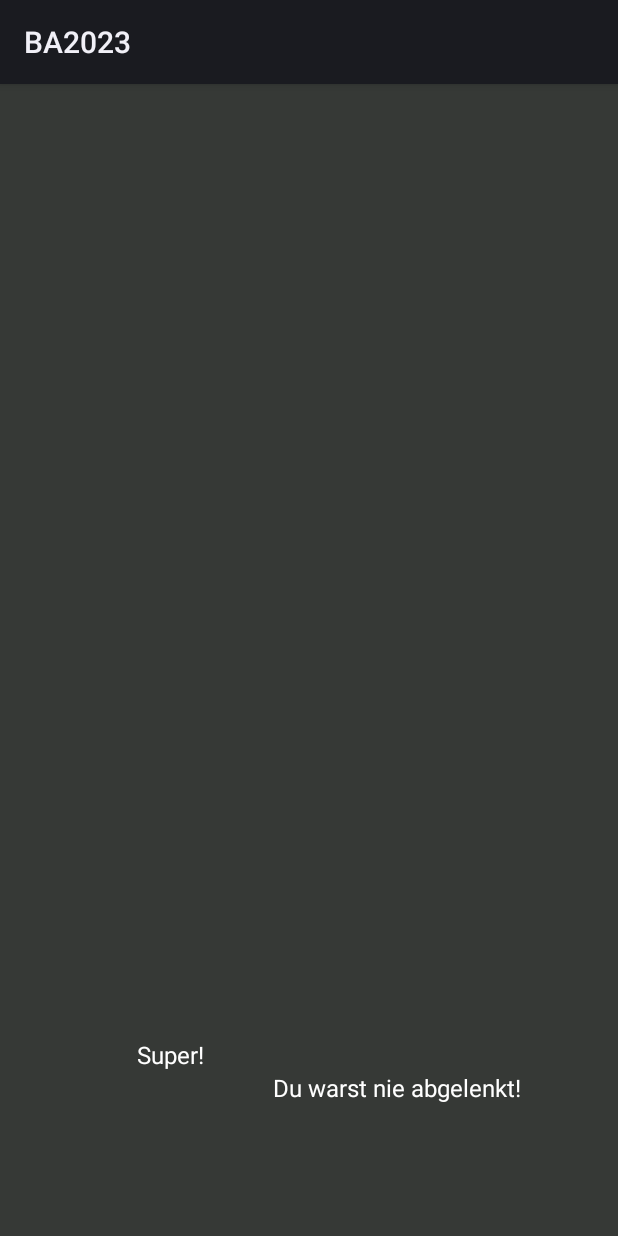
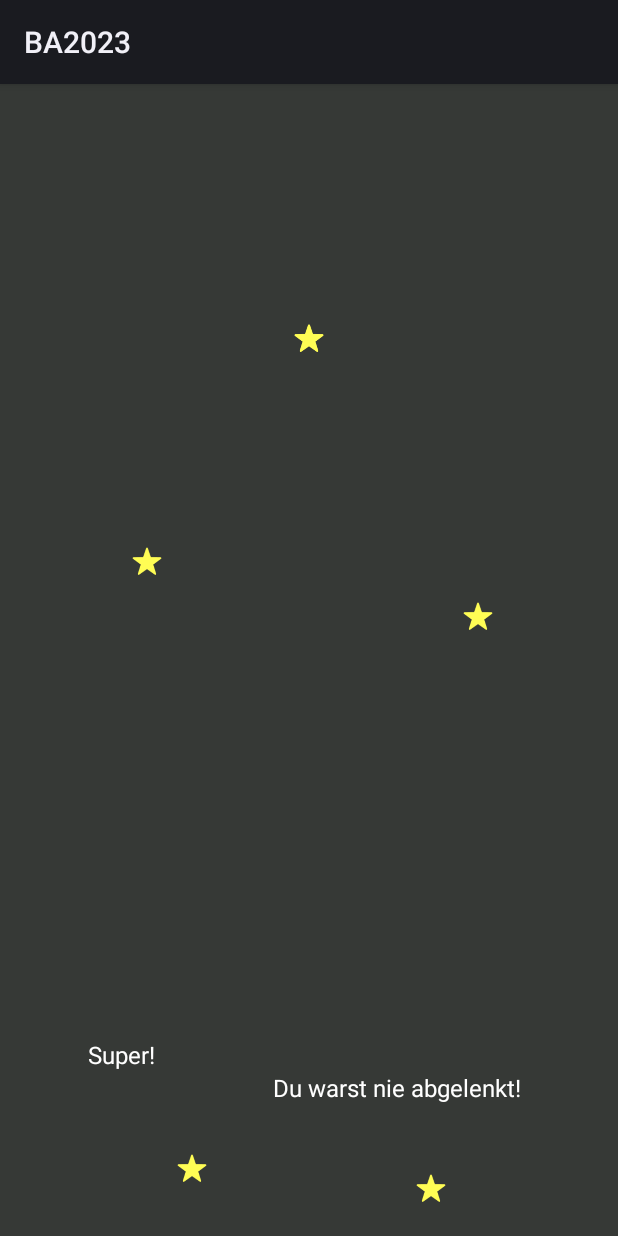
Before and after one commit to goodtho/BA2023, an Android app: the FeedbackActivity screen opened directly, with no data from a screen before it, on a phone screen of 412 x 824 dp. Run offline under Robolectric (Android 15) with nearby library versions, the phone set to English and light mode, and no system bars; plain views replace BoxInsetLayout.

```diff
--- a/app/src/main/java/com/example/ba2023/MainActivity.kt
+++ b/app/src/main/java/com/example/ba2023/MainActivity.kt
@@ -3,6 +3,7 @@ package com.example.ba2023
 import android.content.Intent
 import android.os.Bundle
 import com.example.ba2023.databinding.ActivityMainBinding
+import com.example.ba2023.model.CountDownModel
 import com.example.ba2023.model.CycleUtil
 
 class MainActivity : ScreenActivity() {
@@ -27,5 +28,6 @@ class MainActivity : ScreenActivity() {
 
         //load Cycle for the exercises
         CycleUtil.loadCycleFromConfig(this)
+        CountDownModel.setCaller(this.javaClass.name)
     }
 }
--- a/app/src/main/java/com/example/ba2023/WritingActivity.kt
+++ b/app/src/main/java/com/example/ba2023/WritingActivity.kt
@@ -23,7 +23,9 @@ class WritingActivity : ScreenActivity() {
 
         setUpSettingsClickListener(settingIcon,this.javaClass.name)
 
-        if (CountDownModel.isInstanceNull() || CountDownModel.getCaller() == PauseActivity::class.java.name) {
+        if (CountDownModel.isInstanceNull()
+            || CountDownModel.getCaller() == PauseActivity::class.java.name
+            || CountDownModel.getCaller() == MainActivity::class.java.name) {
             var configModel = ConfigModel(this)
             var writingTime = configModel.getProperty(ConfigModel.TIMER_WRITING).toLong()
             countDownModel = CountDownModel.initInstance(writingTime, 1000, this)
--- a/app/src/main/res/layout/activity_feedback.xml
+++ b/app/src/main/res/layout/activity_feedback.xml
@@ -12,16 +12,6 @@
         android:layout_width="match_parent"
         android:layout_height="match_parent">
 
-        <ImageView
-            android:id="@+id/backButton"
-            android:layout_width="32dp"
-            android:layout_height="34dp"
-            android:contentDescription="backIcon"
-            app:layout_constraintBottom_toBottomOf="parent"
-            app:layout_constraintStart_toStartOf="parent"
-            app:layout_constraintTop_toTopOf="parent"
-            app:srcCompat="@drawable/icons8backarrow100" />
-
         <TextView
             android:id="@+id/textView"
             android:layout_width="wrap_content"
@@ -31,7 +21,7 @@
             android:textSize="16sp"
             app:layout_constraintBottom_toTopOf="@+id/textView2"
             app:layout_constraintEnd_toEndOf="parent"
-            app:layout_constraintHorizontal_bias="0.248"
+            app:layout_constraintHorizontal_bias="0.16"
             app:layout_constraintStart_toStartOf="parent"
             app:layout_constraintTop_toTopOf="parent"
             app:layout_constraintVertical_bias="1.0" />
@@ -54,10 +44,10 @@
             android:layout_width="21dp"
             android:layout_height="31dp"
             app:layout_constraintBottom_toTopOf="@+id/textView"
-            app:layout_constraintEnd_toStartOf="@+id/imageView9"
+            app:layout_constraintEnd_toStartOf="@+id/imageView5"
             app:layout_constraintStart_toStartOf="parent"
             app:layout_constraintTop_toTopOf="parent"
-            app:srcCompat="@drawable/filledstar" />
+            android:src="@drawable/filledstar" />
 
         <ImageView
             android:id="@+id/imageView2"
@@ -67,19 +57,21 @@
             app:layout_constraintBottom_toTopOf="@+id/textView2"
             app:layout_constraintEnd_toEndOf="parent"
             app:layout_constraintHorizontal_bias="0.524"
-            app:layout_constraintStart_toEndOf="@+id/imageView9"
+            app:layout_constraintStart_toEndOf="@+id/imageView5"
             app:layout_constraintTop_toTopOf="parent"
-            app:srcCompat="@drawable/filledstar" />
+            android:src="@drawable/filledstar" />
 
         <ImageView
             android:id="@+id/imageView3"
             android:layout_width="21dp"
             android:layout_height="31dp"
             app:layout_constraintBottom_toBottomOf="parent"
-            app:layout_constraintEnd_toStartOf="@+id/imageView8"
+            app:layout_constraintEnd_toEndOf="parent"
+            app:layout_constraintHorizontal_bias="0.3"
             app:layout_constraintStart_toStartOf="parent"
             app:layout_constraintTop_toBottomOf="@+id/textView2"
-            app:srcCompat="@drawable/filledstar" />
+            app:layout_constraintVertical_bias="0.482"
+            android:src="@drawable/filledstar" />
 
         <ImageView
             android:id="@+id/imageView7"
@@ -87,32 +79,34 @@
             android:layout_height="31dp"
             app:layout_constraintBottom_toBottomOf="parent"
             app:layout_constraintEnd_toEndOf="parent"
-            app:layout_constraintHorizontal_bias="0.182"
-            app:layout_constraintStart_toEndOf="@+id/imageView8"
+            app:layout_constraintHorizontal_bias="0.708"
+            app:layout_constraintStart_toStartOf="parent"
             app:layout_constraintTop_toBottomOf="@+id/textView2"
             app:layout_constraintVertical_bias="0.714"
-            app:srcCompat="@drawable/filledstar" />
+            android:src="@drawable/filledstar" />
+
 
         <ImageView
-            android:id="@+id/imageView8"
-            android:layout_width="21dp"
-            android:layout_height="31dp"
-            app:layout_constraintBottom_toBottomOf="parent"
-            app:layout_constraintEnd_toEndOf="parent"
-            app:layout_constraintStart_toStartOf="parent"
-            app:layout_constraintTop_toBottomOf="@+id/textView2"
-            app:layout_constraintVertical_bias="0.196"
-            app:srcCompat="@drawable/filledstar" />
-
-        <ImageView
-            android:id="@+id/imageView9"
+            android:id="@+id/imageView10"
             android:layout_width="21dp"
             android:layout_height="31dp"
             app:layout_constraintBottom_toTopOf="@+id/imageView2"
             app:layout_constraintEnd_toEndOf="parent"
             app:layout_constraintStart_toStartOf="parent"
             app:layout_constraintTop_toTopOf="parent"
-            app:srcCompat="@drawable/filledstar" />
+            android:src="@drawable/filledstar" />
+
+
+        <ImageView
+            android:id="@+id/imageView5"
+            android:layout_width="21dp"
+            android:layout_height="31dp"
+            app:layout_constraintBottom_toTopOf="@+id/imageView2"
+            app:layout_constraintEnd_toEndOf="parent"
+            app:layout_constraintStart_toStartOf="parent"
+            app:layout_constraintTop_toTopOf="parent"
+            android:src="@drawable/filledstar" />
+
 
     </androidx.constraintlayout.widget.ConstraintLayout>
 
```
Also changed, not shown: app/src/main/java/com/example/ba2023/FeedbackActivity.kt (+44 -5 lines).
